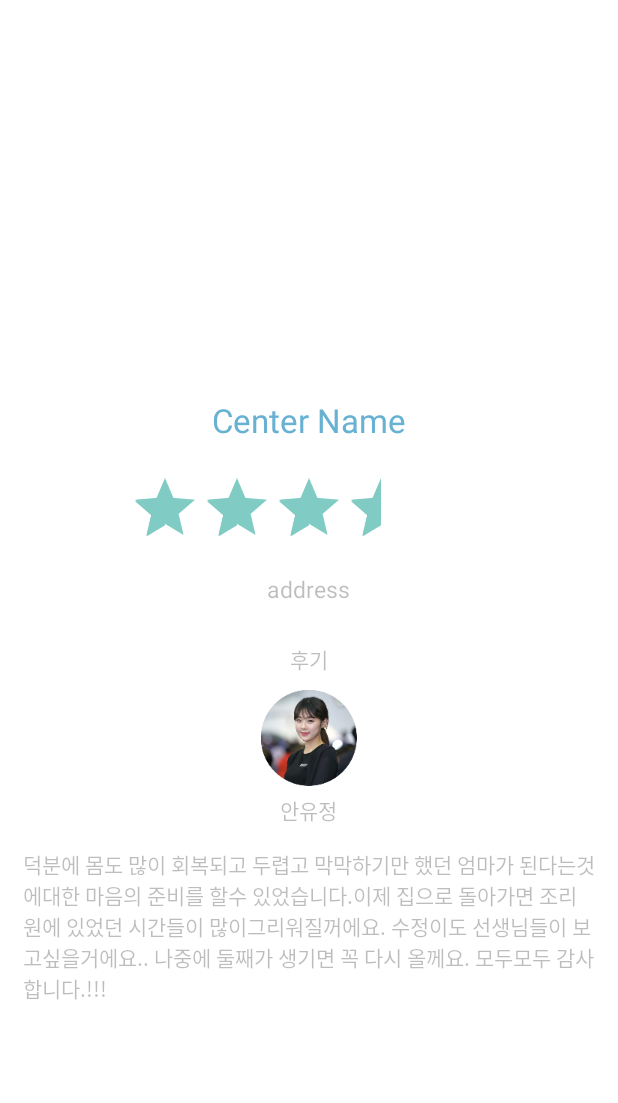
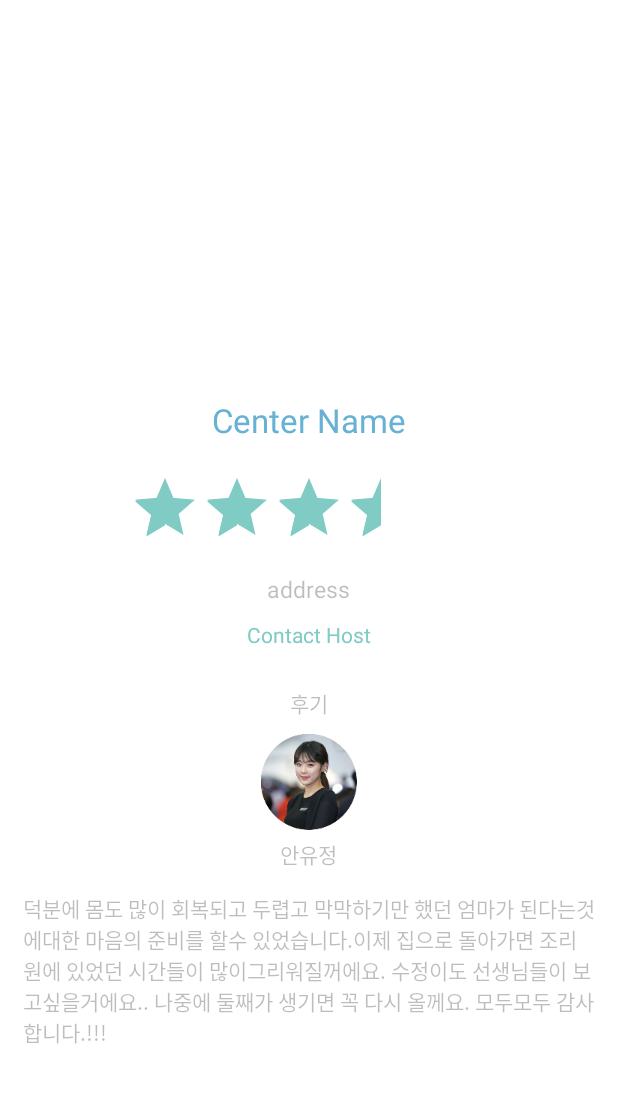
Before and after one commit to yebimom/yebimom-android, an Android app: the DetailActivity screen opened directly, with no data from a screen before it, on a phone screen of 412 x 824 dp, the part 84-1187 px from its top. Run offline under Robolectric (Android 15) with nearby library versions, the phone set to English and light mode, and no system bars; our stand-ins replace ButterKnife, Volley; network calls fail; 3 statements that could not run were skipped.

Commit message:
람다식 변경 및 전화걸기 추가

```diff
--- a/app/src/main/AndroidManifest.xml
+++ b/app/src/main/AndroidManifest.xml
@@ -5,6 +5,9 @@
 
     <!-- Use Internet -->
     <uses-permission android:name="android.permission.INTERNET"/>
+
+    <!-- Call -->
+    <uses-permission android:name="android.permission.CALL_PHONE"/>
 
     <application
         android:name=".ApplicationController"
--- a/app/src/main/java/com/yebimom/android/yebimom/ui/detail/DetailActivity.java
+++ b/app/src/main/java/com/yebimom/android/yebimom/ui/detail/DetailActivity.java
@@ -1,6 +1,7 @@
 package com.yebimom.android.yebimom.ui.detail;
 
 import android.content.Intent;
+import android.net.Uri;
 import android.os.Bundle;
 import android.support.v7.app.ActionBarActivity;
 import android.support.v7.widget.Toolbar;
@@ -18,9 +19,10 @@ import org.apache.http.conn.MultihomePlainSocketFactory;
 
 import butterknife.ButterKnife;
 import butterknife.InjectView;
+import butterknife.OnClick;
 
 /**
- * com.yebimom.android.yebimom.ui.detail Need Comment!
+ * 센터의 상세정보를 표시하는 액티비티
  */
 public class DetailActivity extends ActionBarActivity {
 
@@ -30,6 +32,7 @@ public class DetailActivity extends ActionBarActivity {
     @InjectView(R.id.detailCenterName) TextView centerName;
     @InjectView(R.id.detailAddress) TextView centerAddress;
     @InjectView(R.id.toolbar) Toolbar toolbar;
+    @InjectView(R.id.detailContactHost) TextView centerContactHost;
 
     private CenterData centerData;
     private ImageLoader imageLoader = ApplicationController.getInstance().getImageLoader();
@@ -57,6 +60,12 @@ public class DetailActivity extends ActionBarActivity {
         // Load Center Image from Web
         detailCenterImage.setImageUrl(centerData.getCenterImageUrl(), imageLoader);
 
+        // Contact Host with phone number
+        centerContactHost.setOnClickListener(listener -> {
+            Intent callIntent = new Intent(Intent.ACTION_CALL);
+            callIntent.setData(Uri.parse("tel:"+centerData.getCenterPhoneNumber()));
+            startActivity(callIntent);
+        });
     }
 
     @Override
--- a/app/src/main/res/layout/layout_center_topimage.xml
+++ b/app/src/main/res/layout/layout_center_topimage.xml
@@ -42,5 +42,15 @@
         android:textColor="@color/black_alpha_26"
         android:textSize="15sp"/>
 
+    <TextView
+        android:layout_width="wrap_content"
+        android:layout_height="wrap_content"
+        android:id="@+id/detailContactHost"
+        android:layout_below="@+id/detailAddress"
+        android:layout_marginTop="10dp"
+        android:layout_centerHorizontal="true"
+        android:textColor="@color/accent_material_dark"
+        android:text="@string/contact_host"
+        />
 
 </RelativeLayout>
--- a/app/src/main/res/values/strings.xml
+++ b/app/src/main/res/values/strings.xml
@@ -13,4 +13,5 @@
     <string name="calling_dibs">like</string>
     <string name="anonymous_board">AnonyBoard</string>
     <string name="action_help">Help</string>
+    <string name="contact_host">Contact Host</string>
 </resources>
```
Also changed, not shown: app/src/main/java/com/yebimom/android/yebimom/ui/centers/CenterListActivity.java (+2 -10 lines), 1 other file.
